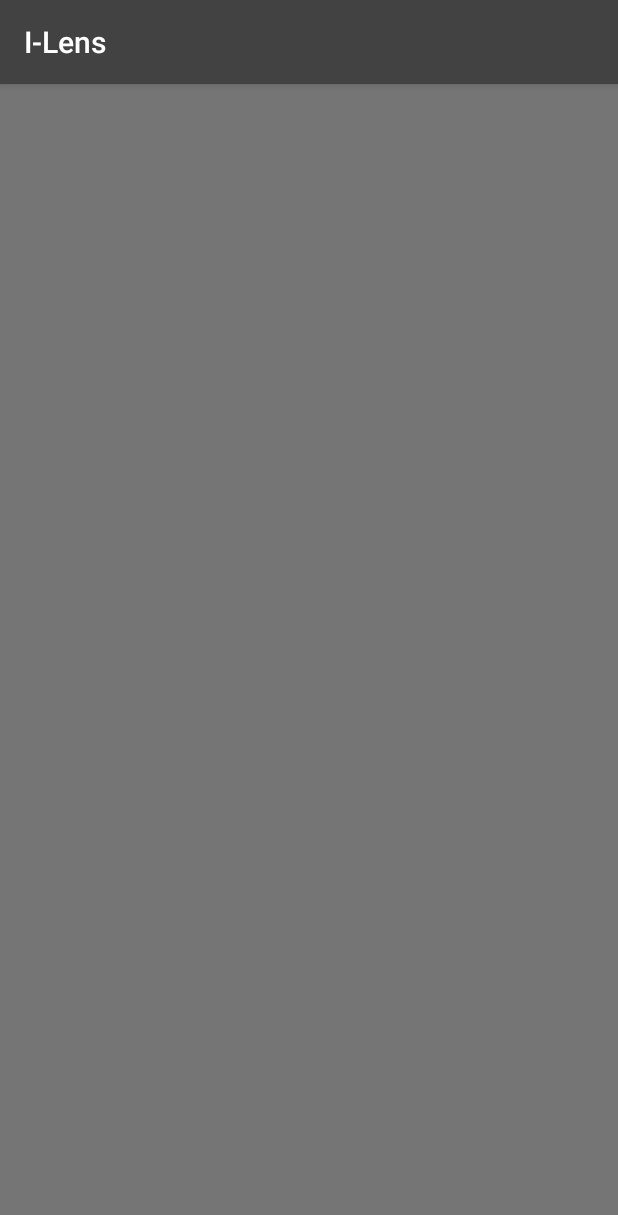
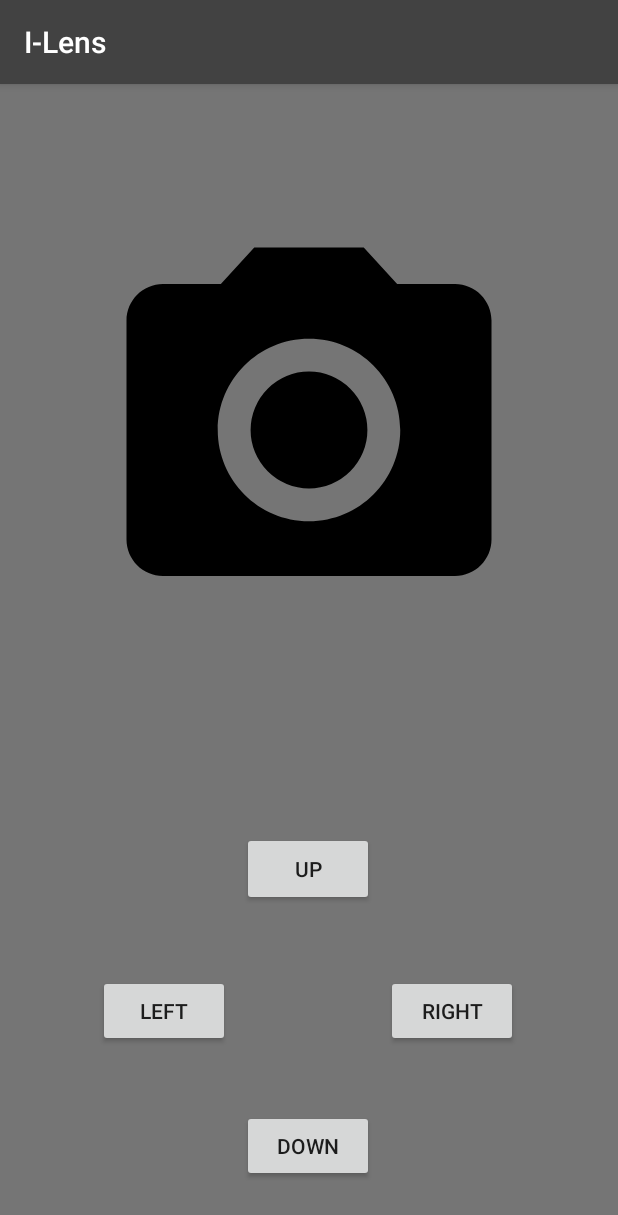
Before and after one commit to carlos805m/ILens, an Android app: the camera screen opened directly, with no data from a screen before it, on a phone screen of 412 x 824 dp. Shown: the top 1215 px of the screen. Run offline under Robolectric (Android 15) with nearby library versions, the phone set to English and light mode, and no system bars.

Commit message:
Added Camera "view" with buttons

```diff
--- a/app/src/main/java/com/ILens/Topcon/MainActivity.java
+++ b/app/src/main/java/com/ILens/Topcon/MainActivity.java
@@ -24,6 +24,9 @@ public class MainActivity extends AppCompatActivity {
         Intent myIntent = new Intent(MainActivity.this, mainMenu.class);
         MainActivity.this.startActivity(myIntent);
     }
+    public void noConnection(View v){
+
+    }
     @Override
     public boolean onCreateOptionsMenu(Menu menu) {
         // Inflate the menu; this adds items to the action bar if it is present.
--- a/app/src/main/java/com/ILens/Topcon/camera.java
+++ b/app/src/main/java/com/ILens/Topcon/camera.java
@@ -1,13 +1,72 @@
 package com.ILens.Topcon;
 
+import android.os.Handler;
 import android.support.v7.app.AppCompatActivity;
 import android.os.Bundle;
+import android.util.Log;
+import android.view.MotionEvent;
+import android.view.View;
+import android.widget.Button;
+
+import java.util.List;
 
 public class camera extends AppCompatActivity {
+
+    private Button buttonUp;
+    private boolean buttonUpPressed = true;
+    private  Handler mHandler;
+
 
     @Override
     protected void onCreate(Bundle savedInstanceState) {
         super.onCreate(savedInstanceState);
         setContentView(R.layout.activity_camera);
+        initButtonUp();
+    }
+
+
+    public void initButtonUp(){
+        buttonUp = (Button)findViewById(R.id.buttonUp);
+        buttonUp.setOnTouchListener(new View.OnTouchListener() {
+            @Override
+            public boolean onTouch(View v, MotionEvent event) {
+                switch(event.getAction()) {
+                    case MotionEvent.ACTION_DOWN:
+                        if (mHandler != null) return true;
+                        mHandler = new Handler();
+                        mHandler.postDelayed(mAction, 200);
+                        break;
+                    case MotionEvent.ACTION_UP:
+                        if (mHandler == null) return true;
+                        mHandler.removeCallbacks(mAction);
+                        mHandler = null;
+                        break;
+                }
+                return false;
+            }
+            Runnable mAction = new Runnable() {
+                @Override public void run() {
+                    Log.d("BUTTOND", "run: ");
+                    mHandler.postDelayed(this, 200);
+                }
+            };
+        });
+
+    }
+
+
+
+    public void cameraDown(View v) {
+        while(buttonUpPressed) {
+            Log.d("CAMERA", "cameraDown: ");
+        }
+    }
+
+    public void cameraLeft(View v) {
+        Log.d("CAMERA", "cameraLeft: ");
+    }
+
+    public void cameraRight(View v) {
+        Log.d("CAMERA", "cameraRight: ");
     }
 }
--- a/app/src/main/res/layout/activity_camera.xml
+++ b/app/src/main/res/layout/activity_camera.xml
@@ -7,4 +7,98 @@
     android:background="@color/colorPrimary"
     tools:context=".camera">
 
+    <android.support.constraint.Guideline
+        android:id="@+id/guideline"
+        android:layout_width="wrap_content"
+        android:layout_height="wrap_content"
+        android:orientation="horizontal"
+        android:background="@color/colorPrimaryDark"
+        android:outlineAmbientShadowColor="@color/colorPrimaryDark"
+        app:layout_constraintGuide_percent="0.0" />
+
+    <ImageView
+        android:id="@+id/imageView3"
+        android:layout_width="297dp"
+        android:layout_height="292dp"
+        android:layout_marginStart="8dp"
+        android:layout_marginTop="16dp"
+        android:layout_marginEnd="8dp"
+        android:layout_marginBottom="8dp"
+        app:layout_constraintBottom_toBottomOf="parent"
+        app:layout_constraintEnd_toEndOf="parent"
+        app:layout_constraintStart_toStartOf="parent"
+        app:layout_constraintTop_toTopOf="@+id/guideline"
+        app:layout_constraintVertical_bias="0.152"
+        app:srcCompat="@drawable/ic_menu_camera" />
+
+    <android.support.constraint.Guideline
+        android:id="@+id/guideline3"
+        android:layout_width="wrap_content"
+        android:layout_height="wrap_content"
+        android:orientation="vertical"
+        app:layout_constraintGuide_begin="205dp" />
+
+    <Button
+        android:id="@+id/buttonLeft"
+        android:layout_width="wrap_content"
+        android:layout_height="wrap_content"
+        android:layout_marginStart="8dp"
+        android:layout_marginEnd="8dp"
+        android:text="LEFT"
+        android:onClick="cameraLeft"
+        app:layout_constraintBaseline_toBaselineOf="@+id/buttonRight"
+        app:layout_constraintEnd_toStartOf="@+id/buttonUp"
+        app:layout_constraintHorizontal_bias="1.0"
+        app:layout_constraintStart_toStartOf="parent" />
+
+    <Button
+        android:id="@+id/buttonRight"
+        android:layout_width="wrap_content"
+        android:layout_height="wrap_content"
+        android:layout_marginStart="8dp"
+        android:layout_marginTop="8dp"
+        android:layout_marginEnd="8dp"
+        android:layout_marginBottom="36dp"
+        android:text="RIGHT"
+        android:onClick="cameraRight"
+        app:layout_constraintBottom_toTopOf="@+id/buttonDown"
+        app:layout_constraintEnd_toEndOf="parent"
+        app:layout_constraintHorizontal_bias="0.0"
+        app:layout_constraintStart_toEndOf="@+id/buttonUp"
+        app:layout_constraintTop_toBottomOf="@+id/buttonUp"
+        app:layout_constraintVertical_bias="0.857" />
+
+    <Button
+        android:id="@+id/buttonUp"
+        android:layout_width="wrap_content"
+        android:layout_height="49dp"
+        android:layout_marginStart="8dp"
+        android:layout_marginTop="8dp"
+        android:layout_marginEnd="8dp"
+        android:layout_marginBottom="120dp"
+        android:text="UP"
+        app:layout_constraintBottom_toTopOf="@+id/buttonDown"
+        app:layout_constraintEnd_toEndOf="parent"
+        app:layout_constraintHorizontal_bias="0.498"
+        app:layout_constraintStart_toStartOf="parent"
+        app:layout_constraintTop_toBottomOf="@+id/imageView3"
+        app:layout_constraintVertical_bias="0.878" />
+
+    <Button
+        android:id="@+id/buttonDown"
+        android:layout_width="wrap_content"
+        android:layout_height="wrap_content"
+        android:layout_marginStart="8dp"
+        android:layout_marginTop="8dp"
+        android:layout_marginEnd="8dp"
+        android:layout_marginBottom="36dp"
+        android:text="Down"
+        android:onClick="cameraDown"
+        app:layout_constraintBottom_toBottomOf="parent"
+        app:layout_constraintEnd_toStartOf="@+id/buttonRight"
+        app:layout_constraintHorizontal_bias="1.0"
+        app:layout_constraintStart_toEndOf="@+id/buttonLeft"
+        app:layout_constraintTop_toBottomOf="@+id/imageView3"
+        app:layout_constraintVertical_bias="1.0" />
+
 </android.support.constraint.ConstraintLayout>
```
Also changed, not shown: app/src/main/res/layout/content_main.xml (+20 -2 lines).
